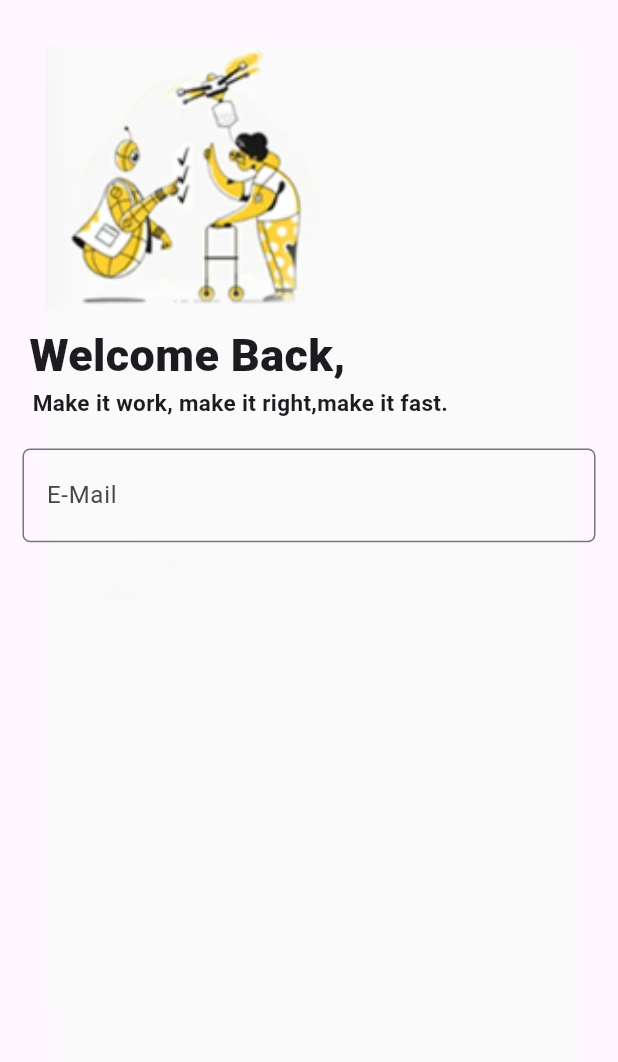
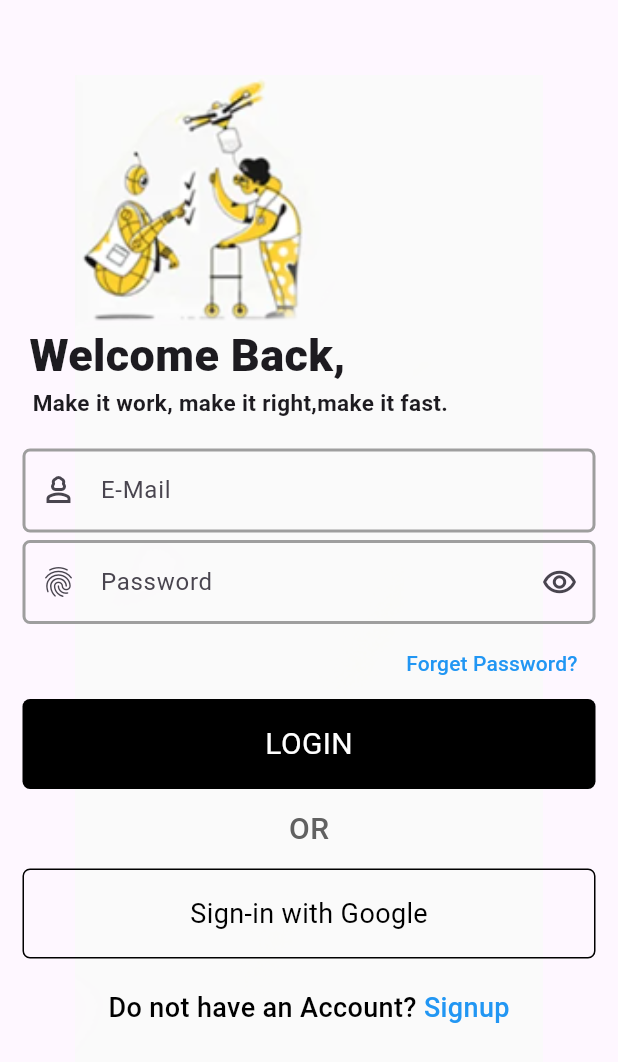
Before and after one commit to DurgaMewada/login_page, a Flutter app: the Login screen opened by its route, on a phone screen of 412 x 824 dp. Shown: the top 1062 px of the screen. Run offline on Flutter 3.47's test engine with Material 3 defaults, Android fonts, the phone set to English and light mode, and no system bars.

Commit message:
LoginPage.dart

```diff
--- a/lib/Screen/LoginPage.dart
+++ b/lib/Screen/LoginPage.dart
@@ -6,6 +6,8 @@ class Login extends StatefulWidget {
   @override
   State<Login> createState() => _LoginState();
 }
+TextEditingController txtEmail = TextEditingController();
+TextEditingController txtPassword = TextEditingController();
 
 class _LoginState extends State<Login> {
   @override
@@ -14,7 +16,7 @@ class _LoginState extends State<Login> {
         body: Stack(
           children:[
             Padding(
-              padding: const EdgeInsets.all(30.0),
+              padding: const EdgeInsets.all(50.0),
               child: Container(
                 decoration: BoxDecoration(
                     image: DecorationImage(
@@ -43,20 +45,122 @@ class _LoginState extends State<Login> {
                     height: 20,
                   ),
                   TextField(
+                    controller: txtEmail,
                     decoration: InputDecoration(
-                      border: OutlineInputBorder(
+                      prefixIcon: Icon(Icons.person_3_outlined),
+                      enabledBorder: OutlineInputBorder(
                         borderRadius: BorderRadius.circular(5),
                         borderSide: BorderSide(
-                          color: Colors.grey.shade300,
+                          color: Colors.grey,
                           width: 2,
-
                         ),
                       ),
-                      prefix: Icon(Icons.person),
+                      focusedBorder:  OutlineInputBorder(
+                        borderRadius: BorderRadius.circular(5),
+                        borderSide: BorderSide(
+                          color: Colors.grey,
+                          width: 2.5,
+                        ),
+                      ),
                       labelText: 'E-Mail',
                       hintText: '  example@gmail.com',
                     ),
-                  )
+                  ),
+                  SizedBox(
+                    height: 5,
+                  ),
+                  TextField(
+                    controller: txtPassword,
+                    obscureText: true,
+                    keyboardType: TextInputType.number,
+                    decoration: InputDecoration(
+                      prefixIcon: Icon(Icons.fingerprint),
+                      suffixIcon: Icon(Icons.remove_red_eye_outlined),
+                      enabledBorder: OutlineInputBorder(
+                        borderRadius: BorderRadius.circular(5),
+                        borderSide: BorderSide(
+                          color: Colors.grey,
+                          width: 2,
+                        ),
+                      ),
+                      focusedBorder:  OutlineInputBorder(
+                        borderRadius: BorderRadius.circular(5),
+                        borderSide: BorderSide(
+                          color: Colors.grey,
+                          width: 3,
+                        ),
+                      ),
+                      labelText: 'Password',
+                      hintText: '  123#####',
+                    ),
+                  ),
+                  SizedBox(height: 2,),
+                  Row(
+                    mainAxisAlignment: MainAxisAlignment.end,
+                    children: [
+                      TextButton(onPressed: (){}, child: Text('Forget Password?',style: TextStyle(color: Colors.blue),))
+                    ],
+                  ),
+                  Container(
+                    height: 60,
+                    width: 400,
+                    decoration: BoxDecoration(
+                      color: Colors.black,
+                      borderRadius: BorderRadius.circular(5),
+                    ),
+                    alignment: Alignment.center,
+                    child: Text('LOGIN',style: TextStyle(
+                      fontSize: 20,
+                      color: Colors.white,
+                    ),),
+                  ),
+                  SizedBox(
+                    height: 12,
+                  ),
+                  Row(
+                    mainAxisAlignment: MainAxisAlignment.center,
+                    children: [
+                      Text('OR',style: TextStyle(
+                        color: Colors.grey.shade700,
+                        fontWeight: FontWeight.w500,
+                        fontSize: 20,
+                      ),)
+                    ],
+                  ),
+                  SizedBox(
+                    height: 12,
+                  ),
+                  Container(
+                    height: 60,
+                    width: 400,
+                    decoration: BoxDecoration(
+                      border: Border.all(color: Colors.black),
+                      borderRadius: BorderRadius.circular(5),
+                    ),
+                    alignment: Alignment.center,
+                    child: Text('Sign-in with Google',style: TextStyle(
+                      fontSize:18,
+                      color: Colors.black,
+                    ),),
+                  ),
+                  SizedBox(
+                    height: 20,
+                  ),
+                  Row(
+                    mainAxisAlignment: MainAxisAlignment.center,
+                    children: [
+                      Text('Do not have an Account?',style: TextStyle(
+                        color: Colors.black,
+                        fontWeight: FontWeight.w500,
+                        fontSize: 18,
+                      ),),
+                      Text(' Signup',style: TextStyle(
+                        color: Colors.blue,
+                        fontWeight: FontWeight.w500,
+                        fontSize: 18,
+                      ),),
+                    ],
+                  ),
                 ],
               ),
             )
```
